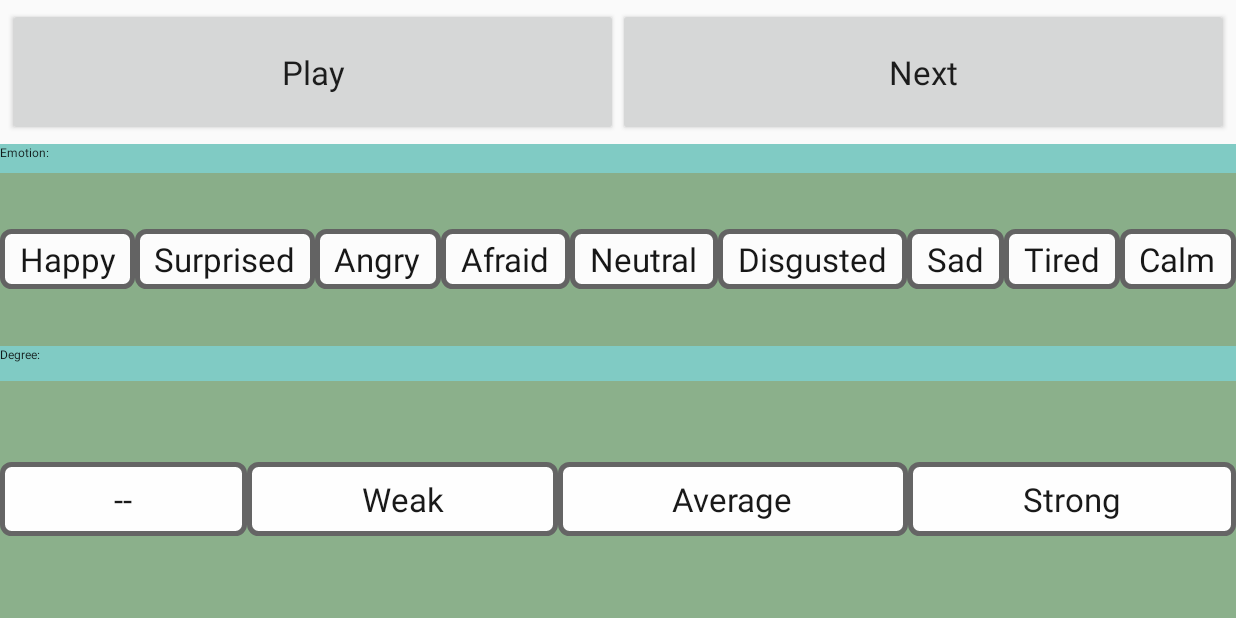
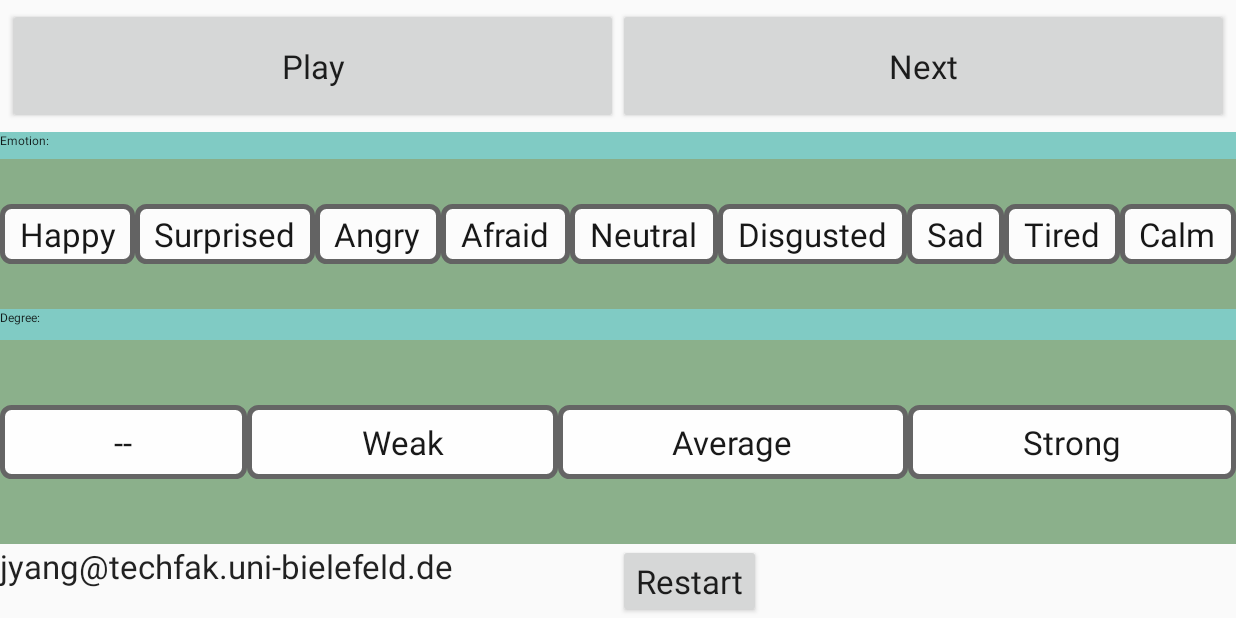
Before and after one commit to wiccy46/EmoSoundRatingControl, an Android app: the Test screen opened directly, with no data from a screen before it, on a phone screen of 824 x 412 dp (held sideways). Run offline under Robolectric (Android 15) with nearby library versions, the phone set to English and light mode, and no system bars.

```diff
--- a/app/src/main/res/layout/content_main.xml
+++ b/app/src/main/res/layout/content_main.xml
@@ -201,7 +201,8 @@
                             android:gravity="center"
                             android:paddingTop="10dp"
                             android:paddingBottom="10dp"
-                            android:onClick="onModelChoice" />
+                            android:onClick="onModelChoice"
+                            android:textAppearance="?android:attr/textAppearanceLarge"/>
 
                         <RadioButton
                             android:layout_width="wrap_content"
@@ -214,7 +215,8 @@
                             android:gravity="center"
                             android:paddingTop="10dp"
                             android:paddingBottom="10dp"
-                            android:onClick="onModelChoice" />
+                            android:onClick="onModelChoice"
+                            android:textAppearance="?android:attr/textAppearanceLarge"/>
 
                     </RadioGroup>
 
--- a/app/src/main/res/layout/test.xml
+++ b/app/src/main/res/layout/test.xml
@@ -306,4 +306,43 @@
             </RadioGroup>
         </LinearLayout>
     </LinearLayout>
+
+    <LinearLayout
+        android:orientation="horizontal"
+        android:layout_width="match_parent"
+        android:layout_height="wrap_content"
+        android:id="@+id/restartSection"
+        android:layout_weight="0.5">
+
+        <LinearLayout
+            android:orientation="horizontal"
+            android:layout_width="match_parent"
+            android:layout_height="match_parent"
+            android:layout_weight="0.5"
+            android:id="@+id/restartLeftSection">
+
+            <TextView
+                android:layout_width="wrap_content"
+                android:layout_height="wrap_content"
+                android:text="@string/creatorEmail"
+                android:id="@+id/countRestView"
+                android:textAppearance="?android:attr/textAppearanceLarge" />
+        </LinearLayout>
+
+        <LinearLayout
+            android:orientation="horizontal"
+            android:layout_width="match_parent"
+            android:layout_height="match_parent"
+            android:layout_weight="0.5"
+            android:id="@+id/restartRightSection">
+
+            <Button
+                android:layout_width="wrap_content"
+                android:layout_height="wrap_content"
+                android:text="@string/restart"
+                android:id="@+id/restartButton"
+                android:textAppearance="?android:attr/textAppearanceLarge"
+                android:onClick="onRestartClick" />
+        </LinearLayout>
+    </LinearLayout>
 </LinearLayout>
--- a/app/src/main/res/values/strings.xml
+++ b/app/src/main/res/values/strings.xml
@@ -24,6 +24,10 @@
     <string name="average">Average</string>
     <string name="strong">Strong</string>
     <string name="myname">myname</string>
+    <string name="restart">Restart</string>
+    <string name="return2home">Return to Home</string>
+    <string name="creatorEmail">jyang@techfak.uni-bielefeld.de</string>
+    <string name="finishTest">Well done! Save file.</string>
 
     <!--
       This part is for the main page information enter.
```
Also changed, not shown: app/src/main/java/com/jiajunyang/emosoundratingcontrol/MainActivity.java (+61 -60 lines), app/src/main/java/com/jiajunyang/emosoundratingcontrol/Test.java (+18 -3 lines).
